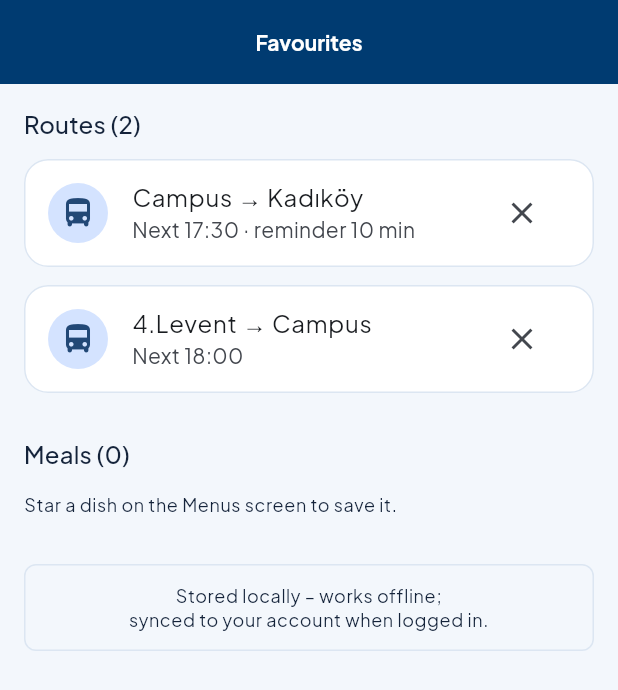
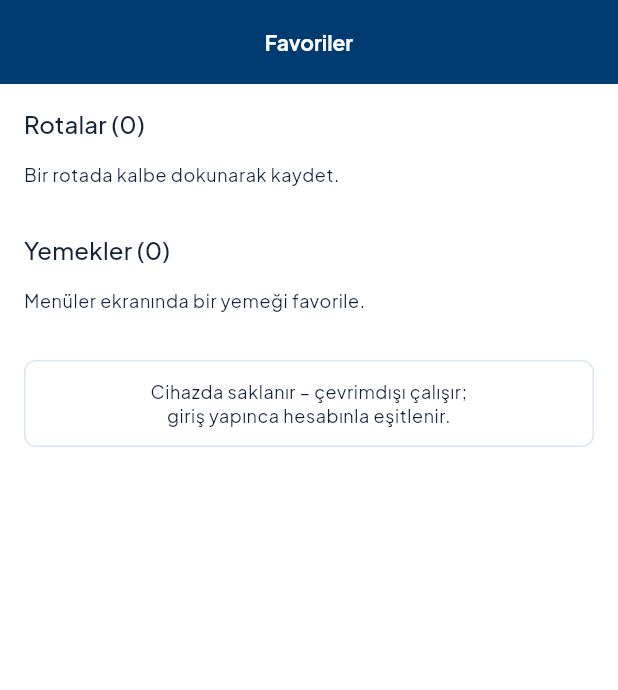
Before and after one commit to ikranurtoksoz/CS310, a Flutter app: the FavouritesScreen screen opened directly, on a phone screen of 412 x 824 dp. Shown: the top 690 px of the screen. Run offline on Flutter 3.47's test engine with Material 3 defaults, Android fonts, the phone set to English and light mode, and no system bars; our stand-ins replace google_fonts.

Commit message:
feat(favourites): show saved routes from FavoriteService, Turkish labels

```diff
--- a/survivor_app/lib/screens/favourites_screen.dart
+++ b/survivor_app/lib/screens/favourites_screen.dart
@@ -1,7 +1,11 @@
 import 'package:flutter/material.dart';
 
 import '../models/favourite_item.dart';
+import '../models/route.dart';
+import '../data/mock_transport_data.dart';
+import '../services/favorite_service.dart';
 import '../services/favourites_store.dart';
+import 'route_detail_screen.dart';
 import '../widgets/meal_card.dart';
 
 class FavouritesScreen extends StatelessWidget {
@@ -11,22 +15,29 @@ class FavouritesScreen extends StatelessWidget {
   Widget build(BuildContext context) {
     final store = FavouritesStore.instance;
     return Scaffold(
-      appBar: AppBar(title: const Text('Favourites')),
+      backgroundColor: Colors.transparent,
+      appBar: AppBar(title: const Text('Favoriler')),
       body: ListenableBuilder(
-        listenable: store,
+        listenable: Listenable.merge([store, FavoriteService.favorites]),
         builder: (context, _) {
-          final routes = store.routes;
+          final routeKeys = FavoriteService.favorites.value;
+          final byKey = <String, TransportRoute>{};
+          for (final r in mockTransportRoutes) {
+            if (routeKeys.contains(r.routeKey)) byKey.putIfAbsent(r.routeKey, () => r);
+          }
+          final routes = byKey.values.toList();
           final meals = store.meals;
           return ListView(
             padding: const EdgeInsets.fromLTRB(16, 8, 16, 24),
             children: [
-              _SectionHeader('Routes', routes.length),
-              if (routes.isEmpty) const _EmptyHint('No favourite routes yet.'),
-              for (final r in routes) _FavouriteCard(item: r),
+              _SectionHeader('Rotalar', routes.length),
+              if (routes.isEmpty)
+                const _EmptyHint('Bir rotada kalbe dokunarak kaydet.'),
+              for (final r in routes) _RouteCard(route: r),
               const SizedBox(height: 16),
-              _SectionHeader('Meals', meals.length),
+              _SectionHeader('Yemekler', meals.length),
               if (meals.isEmpty)
-                const _EmptyHint('Star a dish on the Menus screen to save it.'),
+                const _EmptyHint('Menüler ekranında bir yemeği favorile.'),
               for (final m in meals) _FavouriteCard(item: m),
               const SizedBox(height: 24),
               const _OfflineNote(),
@@ -91,16 +102,16 @@ class _FavouriteCard extends StatelessWidget {
               : null,
         ),
         trailing: IconButton(
-          tooltip: 'Remove',
+          tooltip: 'Kaldır',
           icon: const Icon(Icons.close),
-          onPressed: () {
+            onPressed: () {
             store.remove(item.id);
             ScaffoldMessenger.of(context)
               ..hideCurrentSnackBar()
               ..showSnackBar(SnackBar(
-                content: Text('${item.title} removed'),
+                content: Text('${item.title} kaldırıldı'),
                 action: SnackBarAction(
-                  label: 'Undo',
+                  label: 'Geri al',
                   onPressed: () => store.add(item),
                 ),
               ));
@@ -124,10 +135,52 @@ class _OfflineNote extends StatelessWidget {
         borderRadius: BorderRadius.circular(8),
       ),
       child: Text(
-        'Stored locally – works offline;\nsynced to your account when logged in.',
+        'Cihazda saklanır – çevrimdışı çalışır;\ngiriş yapınca hesabınla eşitlenir.',
         textAlign: TextAlign.center,
         style: theme.textTheme.bodySmall,
       ),
     );
   }
 }
+
+class _RouteCard extends StatelessWidget {
+  const _RouteCard({required this.route});
+  final TransportRoute route;
+
+  @override
+  Widget build(BuildContext context) {
+    final theme = Theme.of(context);
+    return Card(
+      child: ListTile(
+        leading: CircleAvatar(
+          backgroundColor: theme.colorScheme.primaryContainer,
+          child: Icon(Icons.directions_bus_rounded,
+              color: theme.colorScheme.onPrimaryContainer),
+        ),
+        title: Text(route.name, maxLines: 1, overflow: TextOverflow.ellipsis),
+        subtitle: Text('${route.origin} → ${route.destination}',
+            maxLines: 1, overflow: TextOverflow.ellipsis),
+        onTap: () => Navigator.push(
+          context,
+          MaterialPageRoute(builder: (_) => RouteDetailScreen(route: route)),
+        ),
+        trailing: IconButton(
+          tooltip: 'Kaldır',
+          icon: const Icon(Icons.close),
+          onPressed: () {
+            FavoriteService.toggleFavorite(route.routeKey);
+            ScaffoldMessenger.of(context)
+              ..hideCurrentSnackBar()
+              ..showSnackBar(SnackBar(
+                content: Text('${route.name} kaldırıldı'),
+                action: SnackBarAction(
+                  label: 'Geri al',
+                  onPressed: () => FavoriteService.toggleFavorite(route.routeKey),
+                ),
+              ));
+          },
+        ),
+      ),
+    );
+  }
+}
--- a/survivor_app/lib/services/favourites_store.dart
+++ b/survivor_app/lib/services/favourites_store.dart
@@ -4,22 +4,7 @@ import '../models/favourite_item.dart';
 import '../models/meal.dart';
 
 class FavouritesStore extends ChangeNotifier {
-  FavouritesStore._() {
-    _items.addAll(const [
-      FavouriteItem(
-        id: 'route:campus_kadikoy',
-        kind: FavouriteKind.route,
-        title: 'Campus → Kadıköy',
-        subtitle: 'Next 17:30 · reminder 10 min',
-      ),
-      FavouriteItem(
-        id: 'route:levent_campus',
-        kind: FavouriteKind.route,
-        title: '4.Levent → Campus',
-        subtitle: 'Next 18:00',
-      ),
-    ]);
-  }
+  FavouritesStore._();
 
   static final FavouritesStore instance = FavouritesStore._();
 
@@ -58,7 +43,7 @@ class FavouritesStore extends ChangeNotifier {
       id: id,
       kind: FavouriteKind.meal,
       title: '${m.name} · ${m.location.label}',
-      subtitle: m.servedToday ? 'Served today!' : 'Not today',
+      subtitle: m.servedToday ? 'Bugün var!' : 'Bugün yok',
       highlight: m.servedToday,
       category: m.category,
     ));
```
Also changed, not shown: survivor_app/lib/dining_main.dart (+3 -4 lines).
